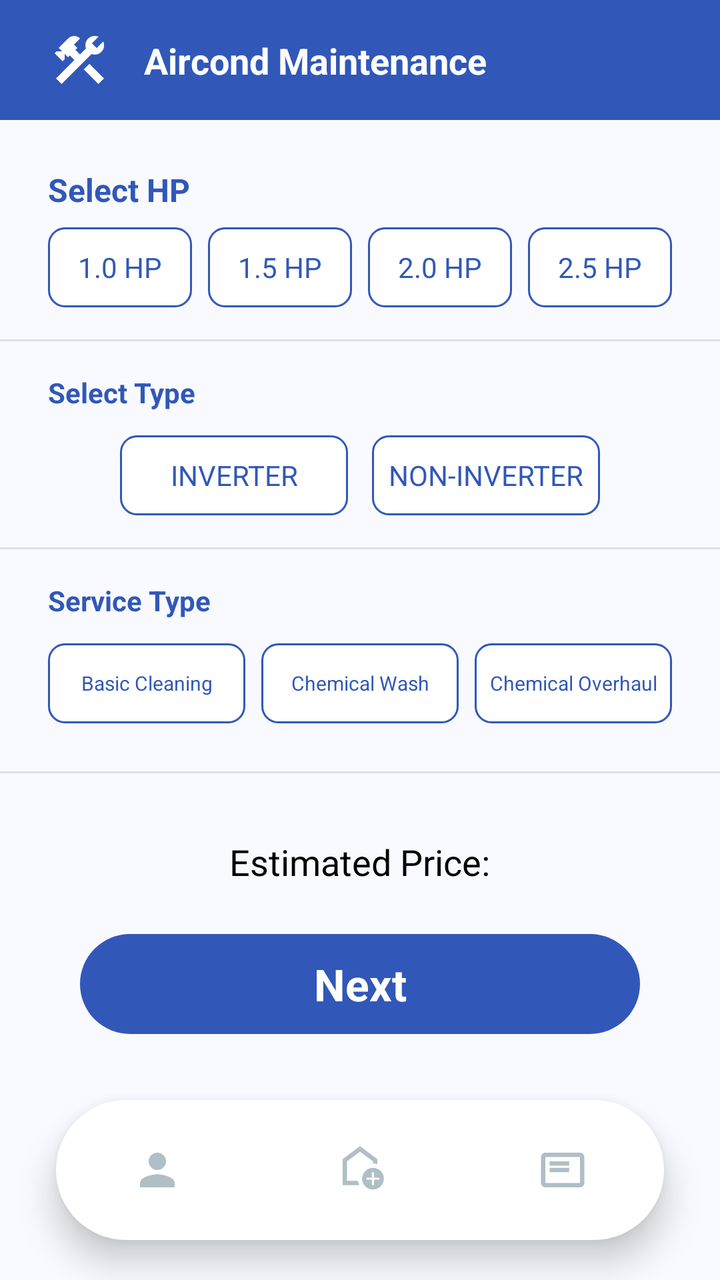
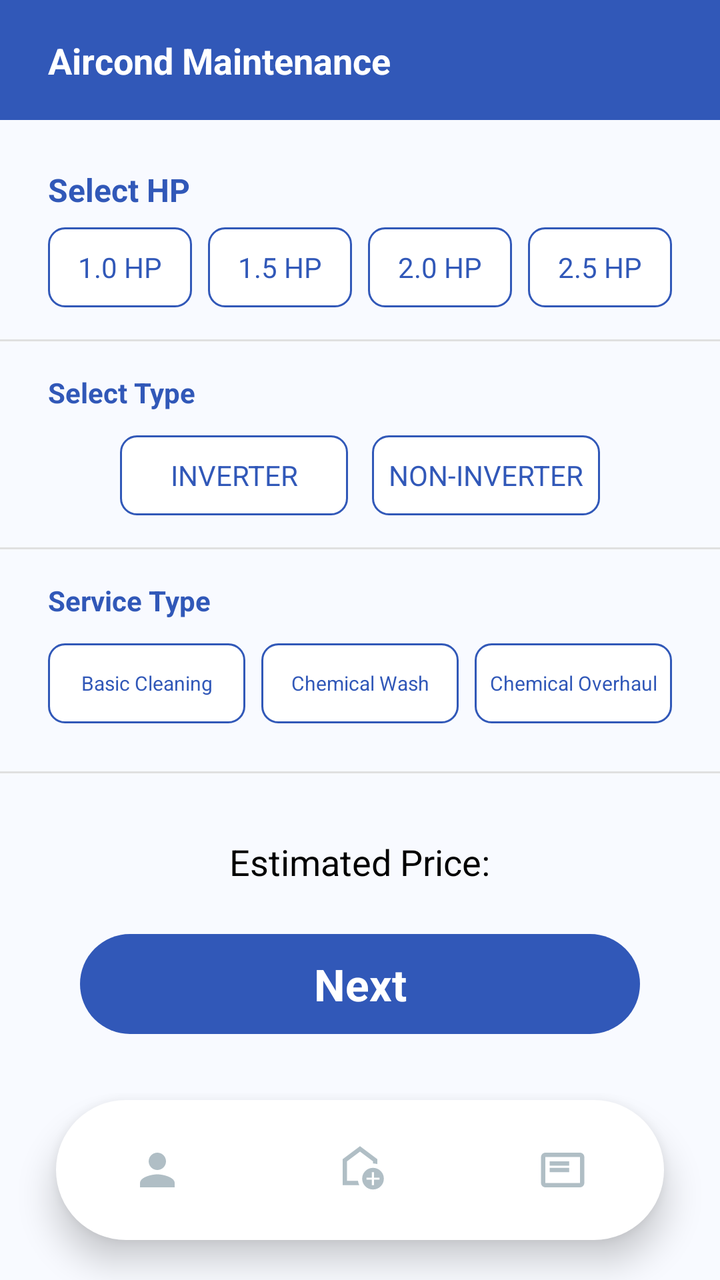

Two renders of the same Android screen: before a commit and after it. Below are the layout's source before the change and the commit's diff.
<!-- AndroidManifest.xml: application theme Theme.EncikAircond -->
<!-- res/layout/activity_maintenance.xml -->
<?xml version="1.0" encoding="utf-8"?>
<androidx.constraintlayout.widget.ConstraintLayout xmlns:android="http://schemas.android.com/apk/res/android"
    xmlns:app="http://schemas.android.com/apk/res-auto"
    android:layout_width="match_parent"
    android:layout_height="match_parent"
    android:background="@color/bg_maintenance">

    
    <View
        android:id="@+id/headerBg"
        android:layout_width="match_parent"
        android:layout_height="60dp"
        android:background="@color/primary_blue"
        app:layout_constraintTop_toTopOf="parent" />

    <ImageView
        android:id="@+id/ivHeaderIcon"
        android:layout_width="32dp"
        android:layout_height="32dp"
        android:layout_marginStart="24dp"
        android:contentDescription="@string/aircond_maintenance"
        android:src="@drawable/ic_maintenance"
        app:layout_constraintBottom_toBottomOf="@id/headerBg"
        app:layout_constraintStart_toStartOf="parent"
        app:layout_constraintTop_toTopOf="@id/headerBg"
        app:tint="@color/white" />

    <TextView
        android:id="@+id/tvHeaderTitle"
        android:layout_width="wrap_content"
        android:layout_height="wrap_content"
        android:layout_marginStart="16dp"
        android:text="@string/aircond_maintenance"
        android:textColor="@color/white"
        android:textSize="18sp"
        android:textStyle="bold"
        app:layout_constraintBottom_toBottomOf="@id/headerBg"
        app:layout_constraintStart_toEndOf="@id/ivHeaderIcon"
        app:layout_constraintTop_toTopOf="@id/headerBg" />

    <androidx.core.widget.NestedScrollView
        android:layout_width="match_parent"
        android:layout_height="0dp"
        app:layout_constraintBottom_toTopOf="@id/bottomBar"
        app:layout_constraintTop_toBottomOf="@id/headerBg">

        <LinearLayout
            android:layout_width="match_parent"
            android:layout_height="wrap_content"
            android:orientation="vertical"
            android:paddingBottom="24dp">

            
            <TextView
                android:id="@+id/tvSelectHP"
                android:layout_width="wrap_content"
                android:layout_height="wrap_content"
                android:layout_marginStart="24dp"
                android:layout_marginTop="24dp"
                android:text="@string/select_hp"
                android:textColor="@color/text_blue"
                android:textSize="16sp"
                android:textStyle="bold" />

            <LinearLayout
                android:id="@+id/layoutHP"
                android:layout_width="match_parent"
                android:layout_height="wrap_content"
                android:layout_marginHorizontal="24dp"
                android:layout_marginTop="8dp"
                android:orientation="horizontal">

                <TextView
                    android:id="@+id/btnHP10"
                    android:layout_width="0dp"
                    android:layout_height="40dp"
                    android:layout_weight="1"
                    android:background="@drawable/bg_button_unselected"
                    android:clickable="true"
                    android:focusable="true"
                    android:gravity="center"
                    android:text="@string/hp_1_0"
                    android:textColor="@color/primary_blue" />

                <TextView
                    android:id="@+id/btnHP15"
                    android:layout_width="0dp"
                    android:layout_height="40dp"
                    android:layout_marginStart="8dp"
                    android:layout_weight="1"
                    android:background="@drawable/bg_button_unselected"
                    android:clickable="true"
                    android:focusable="true"
                    android:gravity="center"
                    android:text="@string/hp_1_5"
                    android:textColor="@color/primary_blue" />

                <TextView
                    android:id="@+id/btnHP20"
                    android:layout_width="0dp"
                    android:layout_height="40dp"
                    android:layout_marginStart="8dp"
                    android:layout_weight="1"
                    android:background="@drawable/bg_button_unselected"
                    android:clickable="true"
                    android:focusable="true"
                    android:gravity="center"
                    android:text="@string/hp_2_0"
                    android:textColor="@color/primary_blue" />

                <TextView
                    android:id="@+id/btnHP25"
                    android:layout_width="0dp"
                    android:layout_height="40dp"
                    android:layout_marginStart="8dp"
                    android:layout_weight="1"
                    android:background="@drawable/bg_button_unselected"
                    android:clickable="true"
                    android:focusable="true"
                    android:gravity="center"
                    android:text="@string/hp_2_5"
                    android:textColor="@color/primary_blue" />
            </LinearLayout>

            <View
                android:id="@+id/divider1"
                android:layout_width="match_parent"
                android:layout_height="1dp"
                android:layout_marginTop="16dp"
                android:background="@color/divider_color" />

            
            <TextView
                android:id="@+id/tvSelectType"
                android:layout_width="wrap_content"
                android:layout_height="wrap_content"
                android:layout_marginStart="24dp"
                android:layout_marginTop="16dp"
                android:text="@string/select_type"
                android:textColor="@color/text_blue"
                android:textSize="14sp"
                android:textStyle="bold" />

            <LinearLayout
                android:id="@+id/layoutType"
                android:layout_width="match_parent"
                android:layout_height="wrap_content"
                android:layout_marginHorizontal="60dp"
                android:layout_marginTop="12dp"
                android:orientation="horizontal">

                <TextView
                    android:id="@+id/btnInverter"
                    android:layout_width="0dp"
                    android:layout_height="40dp"
                    android:layout_weight="1"
                    android:background="@drawable/bg_button_unselected"
                    android:clickable="true"
                    android:focusable="true"
                    android:gravity="center"
                    android:text="@string/inverter"
                    android:textColor="@color/primary_blue" />

                <TextView
                    android:id="@+id/btnNonInverter"
                    android:layout_width="0dp"
                    android:layout_height="40dp"
                    android:layout_marginStart="12dp"
                    android:layout_weight="1"
                    android:background="@drawable/bg_button_unselected"
                    android:clickable="true"
                    android:focusable="true"
                    android:gravity="center"
                    android:text="@string/non_inverter"
                    android:textColor="@color/primary_blue" />
            </LinearLayout>

            <View
                android:id="@+id/divider2"
                android:layout_width="match_parent"
                android:layout_height="1dp"
                android:layout_marginTop="16dp"
                android:background="@color/divider_color" />

            
            <TextView
                android:id="@+id/tvServiceType"
                android:layout_width="wrap_content"
                android:layout_height="wrap_content"
                android:layout_marginStart="24dp"
                android:layout_marginTop="16dp"
                android:text="@string/service_type"
                android:textColor="@color/text_blue"
                android:textSize="14sp"
                android:textStyle="bold" />

            <LinearLayout
                android:id="@+id/layoutService"
                android:layout_width="match_parent"
                android:layout_height="wrap_content"
                android:layout_marginHorizontal="24dp"
                android:layout_marginTop="12dp"
                android:orientation="horizontal">

                <TextView
                    android:id="@+id/btnBasic"
                    android:layout_width="0dp"
                    android:layout_height="40dp"
                    android:layout_weight="1"
                    android:background="@drawable/bg_button_unselected"
                    android:clickable="true"
                    android:focusable="true"
                    android:gravity="center"
                    android:paddingHorizontal="4dp"
                    android:text="@string/basic_cleaning"
                    android:textColor="@color/primary_blue"
                    android:textSize="10sp" />

                <TextView
                    android:id="@+id/btnChemicalWash"
                    android:layout_width="0dp"
                    android:layout_height="40dp"
                    android:layout_marginStart="8dp"
                    android:layout_weight="1"
                    android:background="@drawable/bg_button_unselected"
                    android:clickable="true"
                    android:focusable="true"
                    android:gravity="center"
                    android:paddingHorizontal="4dp"
                    android:text="@string/chemical_wash"
                    android:textColor="@color/primary_blue"
                    android:textSize="10sp" />

                <TextView
                    android:id="@+id/btnOverhaul"
                    android:layout_width="0dp"
                    android:layout_height="40dp"
                    android:layout_marginStart="8dp"
                    android:layout_weight="1"
                    android:background="@drawable/bg_button_unselected"
                    android:clickable="true"
                    android:focusable="true"
                    android:gravity="center"
                    android:paddingHorizontal="4dp"
                    android:text="@string/chemical_overhaul"
                    android:textColor="@color/primary_blue"
                    android:textSize="10sp" />
            </LinearLayout>

            <View
                android:id="@+id/divider3"
                android:layout_width="match_parent"
                android:layout_height="1dp"
                android:layout_marginTop="24dp"
                android:background="@color/divider_color" />

            
            <LinearLayout
                android:id="@+id/layoutPrice"
                android:layout_width="wrap_content"
                android:layout_height="wrap_content"
                android:layout_gravity="center"
                android:layout_marginTop="32dp"
                android:orientation="horizontal">

                <TextView
                    android:layout_width="wrap_content"
                    android:layout_height="wrap_content"
                    android:text="@string/estimated_price"
                    android:textColor="@color/black"
                    android:textSize="18sp" />

                <TextView
                    android:id="@+id/tvPriceValue"
                    android:layout_width="wrap_content"
                    android:layout_height="wrap_content"
                    android:layout_marginStart="8dp"
                    android:textColor="@color/primary_blue"
                    android:textSize="18sp"
                    android:textStyle="bold"
                    android:visibility="gone" />
            </LinearLayout>

            
            <TextView
                android:id="@+id/btnNext"
                android:layout_width="match_parent"
                android:layout_height="50dp"
                android:layout_marginHorizontal="40dp"
                android:layout_marginTop="24dp"
                android:background="@drawable/bg_button_next"
                android:gravity="center"
                android:text="@string/next"
                android:textColor="@color/white"
                android:textSize="22sp"
                android:textStyle="bold" />

        </LinearLayout>
    </androidx.core.widget.NestedScrollView>

    
    <LinearLayout
        android:id="@+id/bottomBar"
        android:layout_width="match_parent"
        android:layout_height="70dp"
        android:layout_marginStart="28dp"
        android:layout_marginEnd="28dp"
        android:layout_marginBottom="20dp"
        android:background="@drawable/bottom_nav_background"
        android:baselineAligned="false"
        android:elevation="10dp"
        android:gravity="center"
        android:orientation="horizontal"
        android:weightSum="3"
        app:layout_constraintBottom_toBottomOf="parent"
        app:layout_constraintEnd_toEndOf="parent"
        app:layout_constraintStart_toStartOf="parent">

        <LinearLayout
            android:id="@+id/navProfile"
            android:layout_width="0dp"
            android:layout_height="match_parent"
            android:layout_weight="1"
            android:gravity="center">

            <ImageView
                android:layout_width="26dp"
                android:layout_height="26dp"
                android:contentDescription="@string/profile"
                android:src="@drawable/ic_person"
                app:tint="#B0BEC5" />
        </LinearLayout>

        <LinearLayout
            android:id="@+id/navHome"
            android:layout_width="0dp"
            android:layout_height="match_parent"
            android:layout_weight="1"
            android:gravity="center">

            <ImageView
                android:layout_width="26dp"
                android:layout_height="26dp"
                android:contentDescription="@string/home"
                android:src="@drawable/ic_home"
                app:tint="#B0BEC5" />
        </LinearLayout>

        <LinearLayout
            android:id="@+id/navOrders"
            android:layout_width="0dp"
            android:layout_height="match_parent"
            android:layout_weight="1"
            android:gravity="center">

            <ImageView
                android:layout_width="26dp"
                android:layout_height="26dp"
                android:contentDescription="@string/orders"
                android:src="@drawable/ic_orders"
                app:tint="#B0BEC5" />
        </LinearLayout>

    </LinearLayout>

</androidx.constraintlayout.widget.ConstraintLayout>
<!-- resources referenced by this layout -->
<resources>
  <color name="bg_maintenance">#F8FAFF</color>
  <color name="black">#FF000000</color>
  <color name="divider_color">#E0E0E0</color>
  <color name="primary_blue">#3158B8</color>
  <color name="text_blue">#3158B8</color>
  <color name="white">#FFFFFFFF</color>
  <!-- drawable bg_button_next (drawable) -->
  <?xml version="1.0" encoding="utf-8"?>
  <shape xmlns:android="http://schemas.android.com/apk/res/android">
      <solid android:color="@color/primary_blue"/>
      <corners android:radius="25dp"/>
  </shape>
  <!-- drawable bg_button_unselected (drawable) -->
  <?xml version="1.0" encoding="utf-8"?>
  <shape xmlns:android="http://schemas.android.com/apk/res/android">
      <solid android:color="@color/white"/>
      <stroke android:width="1dp" android:color="@color/primary_blue"/>
      <corners android:radius="8dp"/>
  </shape>
  <!-- drawable bottom_nav_background (drawable) -->
  <?xml version="1.0" encoding="utf-8"?>
  <shape xmlns:android="http://schemas.android.com/apk/res/android">
  
      <solid android:color="#FFFFFF"/>
  
      <corners android:radius="40dp"/>
  
  </shape>
  <!-- drawable ic_maintenance (drawable) -->
  <vector xmlns:android="http://schemas.android.com/apk/res/android" android:height="24dp" android:tint="#3158B8" android:viewportHeight="960" android:viewportWidth="960" android:width="24dp">
        
      <path android:fillColor="@android:color/white" android:pathData="M756,840L537,621L621,537L840,756L756,840ZM204,840L120,756L396,480L328,412L300,440L249,389L249,471L221,499L100,378L128,350L210,350L160,300L302,158Q322,138 345,129Q368,120 392,120Q416,120 439,129Q462,138 482,158L390,250L440,300L412,328L480,396L570,306Q566,295 563.5,283Q561,271 561,259Q561,200 601.5,159.5Q642,119 701,119Q716,119 729.5,122Q743,125 757,131L658,230L730,302L829,203Q836,217 838.5,230.5Q841,244 841,259Q841,318 800.5,358.5Q760,399 701,399Q689,399 677,397Q665,395 654,390L204,840Z"/>
      
  </vector>
  <!-- drawable ic_person (drawable) -->
  <?xml version="1.0" encoding="utf-8"?>
  <vector xmlns:android="http://schemas.android.com/apk/res/android"
      android:width="24dp"
      android:height="24dp"
      android:viewportWidth="24"
      android:viewportHeight="24">
  
      <path
          android:fillColor="#FF000000"
          android:pathData="M12,12c2.21,0 4,-1.79 4,-4c0,-2.21 -1.79,-4 -4,-4c-2.21,0 -4,1.79 -4,4C8,10.21 9.79,12 12,12zM12,14c-2.67,0 -8,1.34 -8,4v2h16v-2C20,15.34 14.67,14 12,14z"/>
  </vector>
  <string name="aircond_maintenance">Aircond Maintenance</string>
  <string name="basic_cleaning">Basic Cleaning</string>
  <string name="chemical_overhaul">Chemical Overhaul</string>
  <string name="chemical_wash">Chemical Wash</string>
  <string name="estimated_price">Estimated Price: </string>
  <string name="home">Home</string>
  <string name="hp_1_0">1.0 HP</string>
  <string name="hp_1_5">1.5 HP</string>
  <string name="hp_2_0">2.0 HP</string>
  <string name="hp_2_5">2.5 HP</string>
  <string name="inverter">INVERTER</string>
  <string name="next">Next</string>
  <string name="non_inverter">NON-INVERTER</string>
  <string name="orders">Orders</string>
  <string name="profile">Profile</string>
  <string name="select_hp">Select HP</string>
  <string name="select_type">Select Type</string>
  <string name="service_type">Service Type</string>
  <style name="Theme.EncikAircond" parent="Base.Theme.EncikAircond" />
  <style name="Base.Theme.EncikAircond" parent="Theme.Material3.DayNight.NoActionBar">
          
      </style>
  <!-- unchanged entries left out for length: 2 -->
</resources>

<!-- the commit's change to res/layout/activity_maintenance.xml (unified diff, before → after) -->
@@ -13,29 +13,17 @@
         android:background="@color/primary_blue"
         app:layout_constraintTop_toTopOf="parent" />
 
-    <ImageView
-        android:id="@+id/ivHeaderIcon"
-        android:layout_width="32dp"
-        android:layout_height="32dp"
-        android:layout_marginStart="24dp"
-        android:contentDescription="@string/aircond_maintenance"
-        android:src="@drawable/ic_maintenance"
-        app:layout_constraintBottom_toBottomOf="@id/headerBg"
-        app:layout_constraintStart_toStartOf="parent"
-        app:layout_constraintTop_toTopOf="@id/headerBg"
-        app:tint="@color/white" />
-
     <TextView
         android:id="@+id/tvHeaderTitle"
         android:layout_width="wrap_content"
         android:layout_height="wrap_content"
-        android:layout_marginStart="16dp"
+        android:layout_marginStart="24dp"
         android:text="@string/aircond_maintenance"
         android:textColor="@color/white"
         android:textSize="18sp"
         android:textStyle="bold"
         app:layout_constraintBottom_toBottomOf="@id/headerBg"
-        app:layout_constraintStart_toEndOf="@id/ivHeaderIcon"
+        app:layout_constraintStart_toStartOf="parent"
         app:layout_constraintTop_toTopOf="@id/headerBg" />
 
     <androidx.core.widget.NestedScrollView
<!-- resource entries referenced after the edit -->
@@ -28,12 +28,6 @@
       <corners android:radius="40dp"/>
   
   </shape>
-  <!-- drawable ic_maintenance (drawable) -->
-  <vector xmlns:android="http://schemas.android.com/apk/res/android" android:height="24dp" android:tint="#3158B8" android:viewportHeight="960" android:viewportWidth="960" android:width="24dp">
-        
-      <path android:fillColor="@android:color/white" android:pathData="M756,840L537,621L621,537L840,756L756,840ZM204,840L120,756L396,480L328,412L300,440L249,389L249,471L221,499L100,378L128,350L210,350L160,300L302,158Q322,138 345,129Q368,120 392,120Q416,120 439,129Q462,138 482,158L390,250L440,300L412,328L480,396L570,306Q566,295 563.5,283Q561,271 561,259Q561,200 601.5,159.5Q642,119 701,119Q716,119 729.5,122Q743,125 757,131L658,230L730,302L829,203Q836,217 838.5,230.5Q841,244 841,259Q841,318 800.5,358.5Q760,399 701,399Q689,399 677,397Q665,395 654,390L204,840Z"/>
-      
-  </vector>
   <!-- drawable ic_person (drawable) -->
   <?xml version="1.0" encoding="utf-8"?>
   <vector xmlns:android="http://schemas.android.com/apk/res/android"
